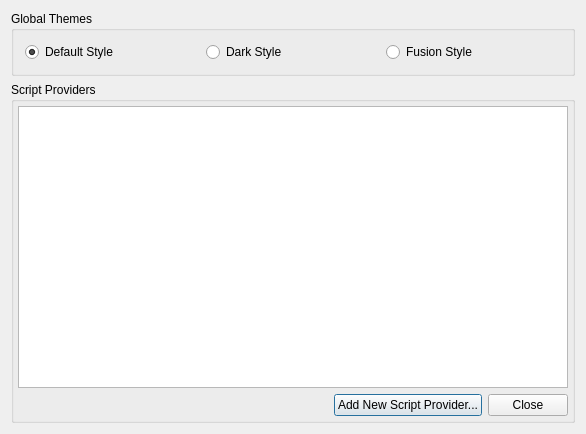
Before: the Qt Designer form products/RAT-STATS/rstats_ui/src/UIRStatsSettingsManager.ui in cbtek/RStats2017, drawn with Qt 5.
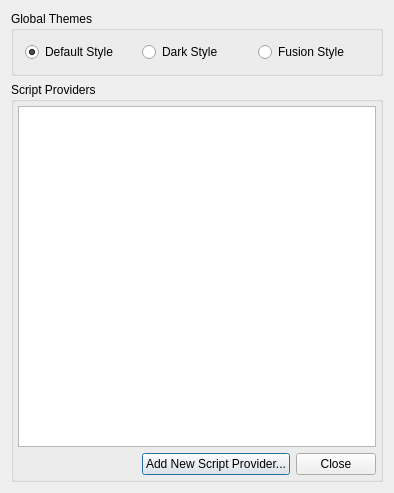
After: the same form once the commit is applied.

```diff
--- a/products/RAT-STATS/rstats_ui/src/UIRStatsSettingsManager.ui
+++ b/products/RAT-STATS/rstats_ui/src/UIRStatsSettingsManager.ui
@@ -6,8 +6,8 @@
    <rect>
     <x>0</x>
     <y>0</y>
-    <width>586</width>
-    <height>434</height>
+    <width>394</width>
+    <height>493</height>
    </rect>
   </property>
   <property name="windowTitle">
```
